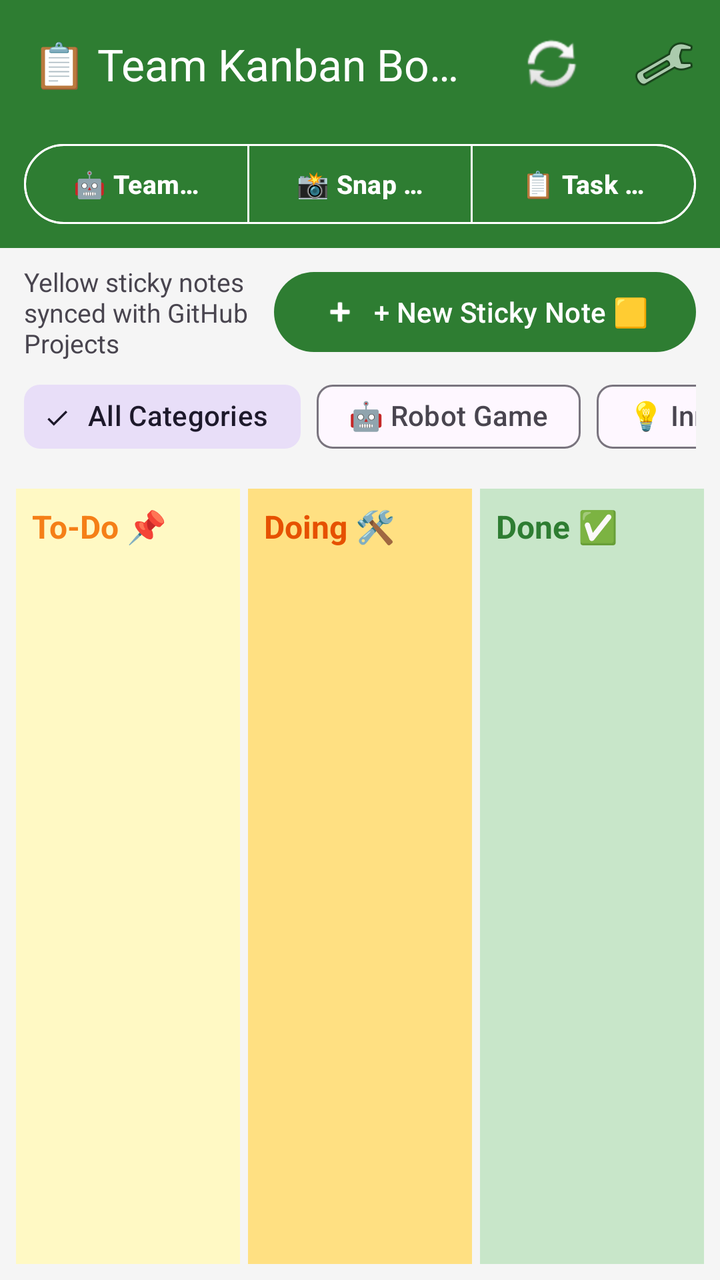
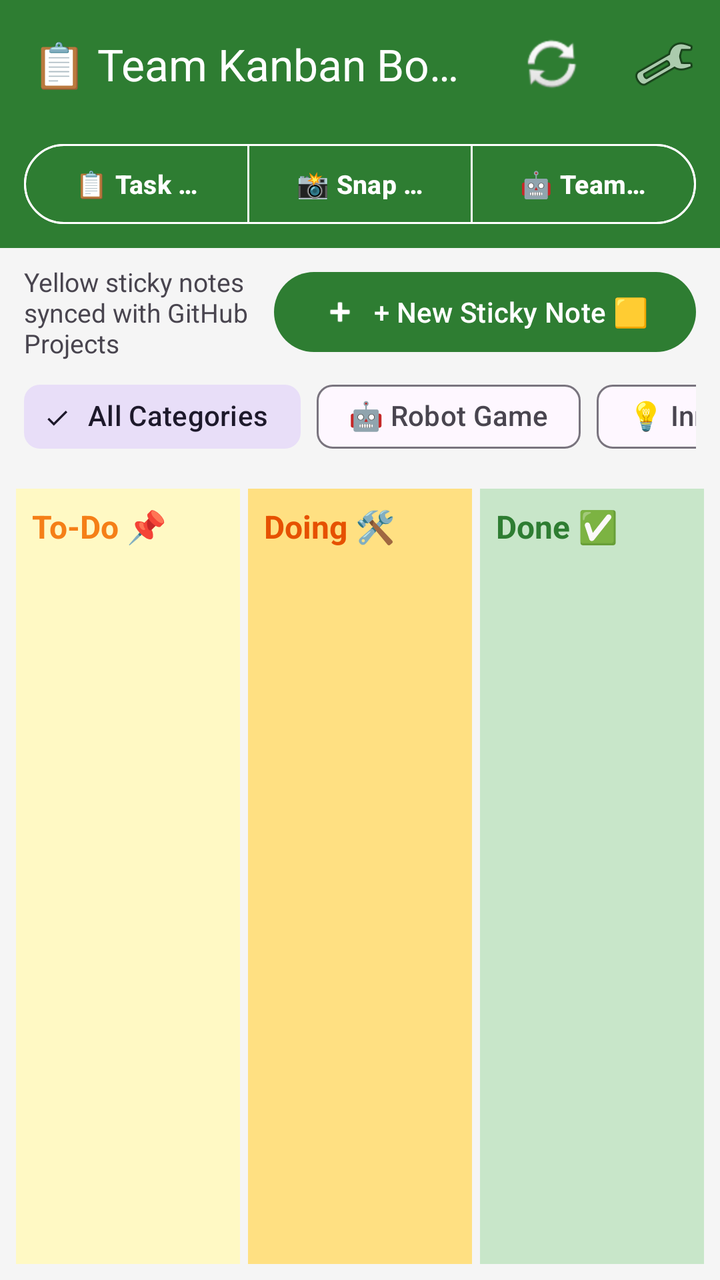

Two renders of the same Android screen: before a commit and after it. Below are the layout's source before the change and the commit's diff.
<!-- AndroidManifest.xml: application theme Theme.PushToGitHub -->
<!-- res/layout/activity_kanban.xml -->
<?xml version="1.0" encoding="utf-8"?>

<LinearLayout xmlns:android="http://schemas.android.com/apk/res/android"
    xmlns:app="http://schemas.android.com/apk/res-auto"
    android:layout_width="match_parent"
    android:layout_height="match_parent"
    android:orientation="vertical"
    android:background="#F5F5F5">

    <com.google.android.material.appbar.MaterialToolbar
        android:id="@+id/toolbar"
        android:layout_width="match_parent"
        android:layout_height="?attr/actionBarSize"
        android:background="?attr/colorPrimary"
        app:title="@string/kanban_title"
        app:titleTextColor="@android:color/white"
        app:menu="@menu/time_machine_menu" />

    
    <com.google.android.material.button.MaterialButtonToggleGroup
        android:id="@+id/mainNavToggle"
        android:layout_width="match_parent"
        android:layout_height="wrap_content"
        android:paddingStart="12dp"
        android:paddingEnd="12dp"
        android:paddingTop="4dp"
        android:paddingBottom="8dp"
        android:background="?attr/colorPrimary"
        app:singleSelection="true"
        app:selectionRequired="true">

        <com.google.android.material.button.MaterialButton
            android:id="@+id/navTeamCode"
            style="@style/Widget.Material3.Button.OutlinedButton"
            android:layout_width="0dp"
            android:layout_height="48dp"
            android:layout_weight="1"
            android:text="🤖 Team Code"
            android:textSize="13sp"
            android:textStyle="bold"
            android:textColor="@android:color/white"
            app:strokeColor="@android:color/white" />

        <com.google.android.material.button.MaterialButton
            android:id="@+id/navSnapNotes"
            style="@style/Widget.Material3.Button.OutlinedButton"
            android:layout_width="0dp"
            android:layout_height="48dp"
            android:layout_weight="1"
            android:text="📸 Snap Notes"
            android:textSize="13sp"
            android:textStyle="bold"
            android:textColor="@android:color/white"
            app:strokeColor="@android:color/white" />

        <com.google.android.material.button.MaterialButton
            android:id="@+id/navTaskBoard"
            style="@style/Widget.Material3.Button.OutlinedButton"
            android:layout_width="0dp"
            android:layout_height="48dp"
            android:layout_weight="1"
            android:text="📋 Task Board"
            android:textSize="13sp"
            android:textStyle="bold"
            android:textColor="@android:color/white"
            app:strokeColor="@android:color/white" />

    </com.google.android.material.button.MaterialButtonToggleGroup>

    <LinearLayout
        android:layout_width="match_parent"
        android:layout_height="wrap_content"
        android:orientation="horizontal"
        android:paddingStart="12dp"
        android:paddingEnd="12dp"
        android:paddingTop="8dp"
        android:paddingBottom="4dp"
        android:gravity="center_vertical">

        <TextView
            android:id="@+id/statusText"
            android:layout_width="0dp"
            android:layout_height="wrap_content"
            android:layout_weight="1"
            android:text="@string/kanban_subtitle"
            android:textSize="13sp"
            android:textColor="?android:attr/textColorSecondary" />

        <com.google.android.material.button.MaterialButton
            android:id="@+id/buttonNewStickyNote"
            android:layout_width="wrap_content"
            android:layout_height="wrap_content"
            android:text="@string/new_sticky_note"
            android:textSize="14sp"
            app:icon="@android:drawable/ic_input_add" />

    </LinearLayout>

    
    <LinearLayout
        android:layout_width="match_parent"
        android:layout_height="wrap_content"
        android:orientation="vertical"
        android:paddingStart="12dp"
        android:paddingEnd="12dp"
        android:paddingBottom="4dp">

        
        <HorizontalScrollView
            android:layout_width="match_parent"
            android:layout_height="wrap_content"
            android:scrollbars="none"
            android:layout_marginBottom="4dp">

            <com.google.android.material.chip.ChipGroup
                android:id="@+id/categoryFilterChipGroup"
                android:layout_width="wrap_content"
                android:layout_height="wrap_content"
                app:singleSelection="true"
                app:selectionRequired="true">

                <com.google.android.material.chip.Chip
                    android:id="@+id/chipCatAll"
                    style="@style/Widget.Material3.Chip.Filter"
                    android:layout_width="wrap_content"
                    android:layout_height="wrap_content"
                    android:text="All Categories"
                    android:checked="true" />

                <com.google.android.material.chip.Chip
                    android:id="@+id/chipCatRobot"
                    style="@style/Widget.Material3.Chip.Filter"
                    android:layout_width="wrap_content"
                    android:layout_height="wrap_content"
                    android:text="🤖 Robot Game" />

                <com.google.android.material.chip.Chip
                    android:id="@+id/chipCatInnovation"
                    style="@style/Widget.Material3.Chip.Filter"
                    android:layout_width="wrap_content"
                    android:layout_height="wrap_content"
                    android:text="💡 Innovation Project" />

                <com.google.android.material.chip.Chip
                    android:id="@+id/chipCatGeneral"
                    style="@style/Widget.Material3.Chip.Filter"
                    android:layout_width="wrap_content"
                    android:layout_height="wrap_content"
                    android:text="📋 General" />

            </com.google.android.material.chip.ChipGroup>
        </HorizontalScrollView>

        
        <com.google.android.material.chip.ChipGroup
            android:id="@+id/ownerFilterChipGroup"
            android:layout_width="match_parent"
            android:layout_height="wrap_content"
            app:singleLine="false"
            app:singleSelection="true"
            app:selectionRequired="false" />

        
        <com.google.android.material.chip.ChipGroup
            android:id="@+id/coreValueFilterChipGroup"
            android:layout_width="match_parent"
            android:layout_height="wrap_content"
            android:layout_marginTop="4dp"
            app:singleLine="false"
            app:singleSelection="true"
            app:selectionRequired="false" />

    </LinearLayout>

    <ProgressBar
        android:id="@+id/progress"
        android:layout_width="wrap_content"
        android:layout_height="wrap_content"
        android:layout_gravity="center_horizontal"
        android:visibility="gone" />

    
    <LinearLayout
        android:layout_width="match_parent"
        android:layout_height="0dp"
        android:layout_weight="1"
        android:baselineAligned="false"
        android:orientation="horizontal"
        android:paddingStart="8dp"
        android:paddingEnd="8dp"
        android:paddingBottom="8dp">

        
        <LinearLayout
            android:id="@+id/columnTodo"
            android:layout_width="0dp"
            android:layout_height="match_parent"
            android:layout_weight="1"
            android:orientation="vertical"
            android:background="#FFF9C4"
            android:padding="8dp"
            android:layout_marginEnd="4dp">

            <TextView
                android:layout_width="match_parent"
                android:layout_height="wrap_content"
                android:text="@string/column_todo"
                android:textSize="16sp"
                android:textStyle="bold"
                android:textColor="#F57F17"
                android:paddingBottom="8dp" />

            <androidx.recyclerview.widget.RecyclerView
                android:id="@+id/recyclerTodo"
                android:layout_width="match_parent"
                android:layout_height="match_parent"
                app:layoutManager="androidx.recyclerview.widget.LinearLayoutManager" />
        </LinearLayout>

        
        <LinearLayout
            android:id="@+id/columnDoing"
            android:layout_width="0dp"
            android:layout_height="match_parent"
            android:layout_weight="1"
            android:orientation="vertical"
            android:background="#FFE082"
            android:padding="8dp"
            android:layout_marginEnd="4dp">

            <TextView
                android:layout_width="match_parent"
                android:layout_height="wrap_content"
                android:text="@string/column_doing"
                android:textSize="16sp"
                android:textStyle="bold"
                android:textColor="#E65100"
                android:paddingBottom="8dp" />

            <androidx.recyclerview.widget.RecyclerView
                android:id="@+id/recyclerDoing"
                android:layout_width="match_parent"
                android:layout_height="match_parent"
                app:layoutManager="androidx.recyclerview.widget.LinearLayoutManager" />
        </LinearLayout>

        
        <LinearLayout
            android:id="@+id/columnDone"
            android:layout_width="0dp"
            android:layout_height="match_parent"
            android:layout_weight="1"
            android:orientation="vertical"
            android:background="#C8E6C9"
            android:padding="8dp">

            <TextView
                android:layout_width="match_parent"
                android:layout_height="wrap_content"
                android:text="@string/column_done"
                android:textSize="16sp"
                android:textStyle="bold"
                android:textColor="#2E7D32"
                android:paddingBottom="8dp" />

            <androidx.recyclerview.widget.RecyclerView
                android:id="@+id/recyclerDone"
                android:layout_width="match_parent"
                android:layout_height="match_parent"
                app:layoutManager="androidx.recyclerview.widget.LinearLayoutManager" />
        </LinearLayout>

    </LinearLayout>

</LinearLayout>
<!-- resources referenced by this layout -->
<resources>
  <string name="column_doing">Doing 🛠️</string>
  <string name="column_done">Done ✅</string>
  <string name="column_todo">To-Do 📌</string>
  <string name="kanban_subtitle">Yellow sticky notes synced with GitHub Projects</string>
  <string name="kanban_title">📋 Team Kanban Board</string>
  <string name="new_sticky_note">+ New Sticky Note 🟨</string>
  <style name="Theme.PushToGitHub" parent="Theme.Material3.DayNight">
          <item name="colorPrimary">@color/brand_primary</item>
          <item name="colorOnPrimary">@color/white</item>
          <item name="android:statusBarColor">@color/brand_primary</item>
      </style>
  <color name="brand_primary">#2E7D32</color>
  <color name="white">#FFFFFF</color>
</resources>

<!-- the commit's change to res/layout/activity_kanban.xml (unified diff, before → after) -->
@@ -30,12 +30,12 @@
         app:selectionRequired="true">
 
         <com.google.android.material.button.MaterialButton
-            android:id="@+id/navTeamCode"
+            android:id="@+id/navTaskBoard"
             style="@style/Widget.Material3.Button.OutlinedButton"
             android:layout_width="0dp"
             android:layout_height="48dp"
             android:layout_weight="1"
-            android:text="🤖 Team Code"
+            android:text="📋 Task Board"
             android:textSize="13sp"
             android:textStyle="bold"
             android:textColor="@android:color/white"
@@ -54,12 +54,12 @@
             app:strokeColor="@android:color/white" />
 
         <com.google.android.material.button.MaterialButton
-            android:id="@+id/navTaskBoard"
+            android:id="@+id/navTeamCode"
             style="@style/Widget.Material3.Button.OutlinedButton"
             android:layout_width="0dp"
             android:layout_height="48dp"
             android:layout_weight="1"
-            android:text="📋 Task Board"
+            android:text="🤖 Team Code"
             android:textSize="13sp"
             android:textStyle="bold"
             android:textColor="@android:color/white"
<!-- resource entries referenced after the edit -->
@@ -6,7 +6,7 @@
   <string name="kanban_subtitle">Yellow sticky notes synced with GitHub Projects</string>
   <string name="kanban_title">📋 Team Kanban Board</string>
   <string name="new_sticky_note">+ New Sticky Note 🟨</string>
-  <style name="Theme.PushToGitHub" parent="Theme.Material3.DayNight">
+  <style name="Theme.PushToGitHub" parent="Theme.Material3.DayNight.NoActionBar">
           <item name="colorPrimary">@color/brand_primary</item>
           <item name="colorOnPrimary">@color/white</item>
           <item name="android:statusBarColor">@color/brand_primary</item>
